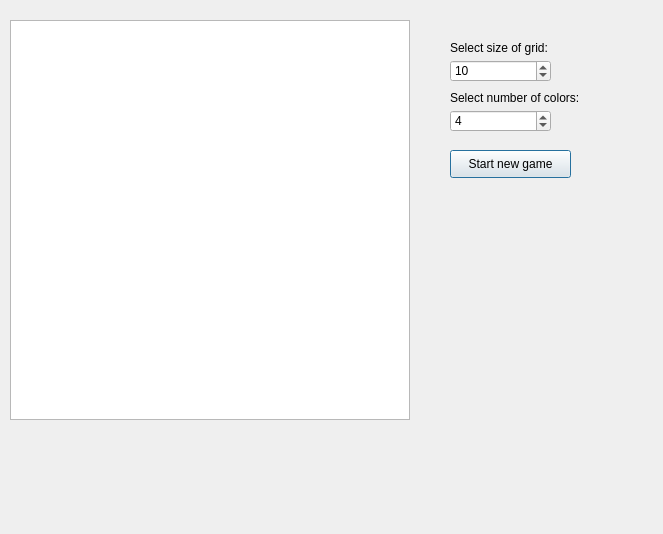
This is form.ui in romanandreev/Lines as Qt 5 draws it before an edit. The edited form follows.
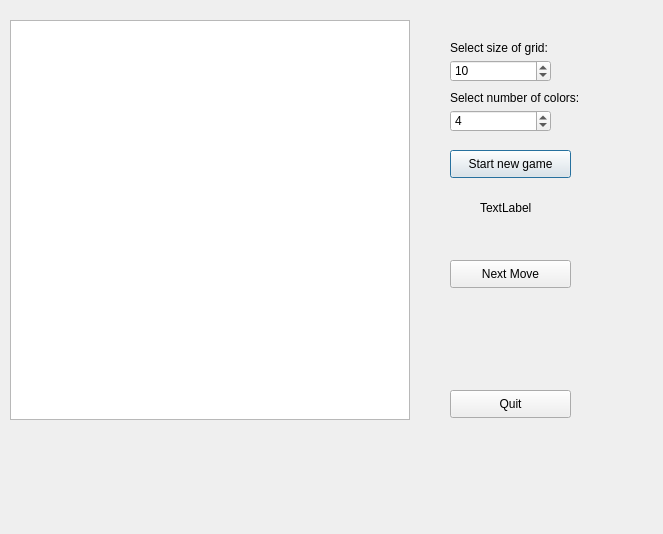
This is the edited form.

What changed in the file:
```diff
--- a/form.ui
+++ b/form.ui
@@ -108,6 +108,45 @@
     <string>Start new game</string>
    </property>
   </widget>
+  <widget class="QPushButton" name="pushButton_2">
+   <property name="geometry">
+    <rect>
+     <x>450</x>
+     <y>390</y>
+     <width>121</width>
+     <height>28</height>
+    </rect>
+   </property>
+   <property name="text">
+    <string>Quit</string>
+   </property>
+  </widget>
+  <widget class="QPushButton" name="pushButton_3">
+   <property name="geometry">
+    <rect>
+     <x>450</x>
+     <y>260</y>
+     <width>121</width>
+     <height>28</height>
+    </rect>
+   </property>
+   <property name="text">
+    <string>Next Move</string>
+   </property>
+  </widget>
+  <widget class="QLabel" name="label_3">
+   <property name="geometry">
+    <rect>
+     <x>480</x>
+     <y>200</y>
+     <width>53</width>
+     <height>16</height>
+    </rect>
+   </property>
+   <property name="text">
+    <string>TextLabel</string>
+   </property>
+  </widget>
  </widget>
  <resources/>
  <connections/>
```
